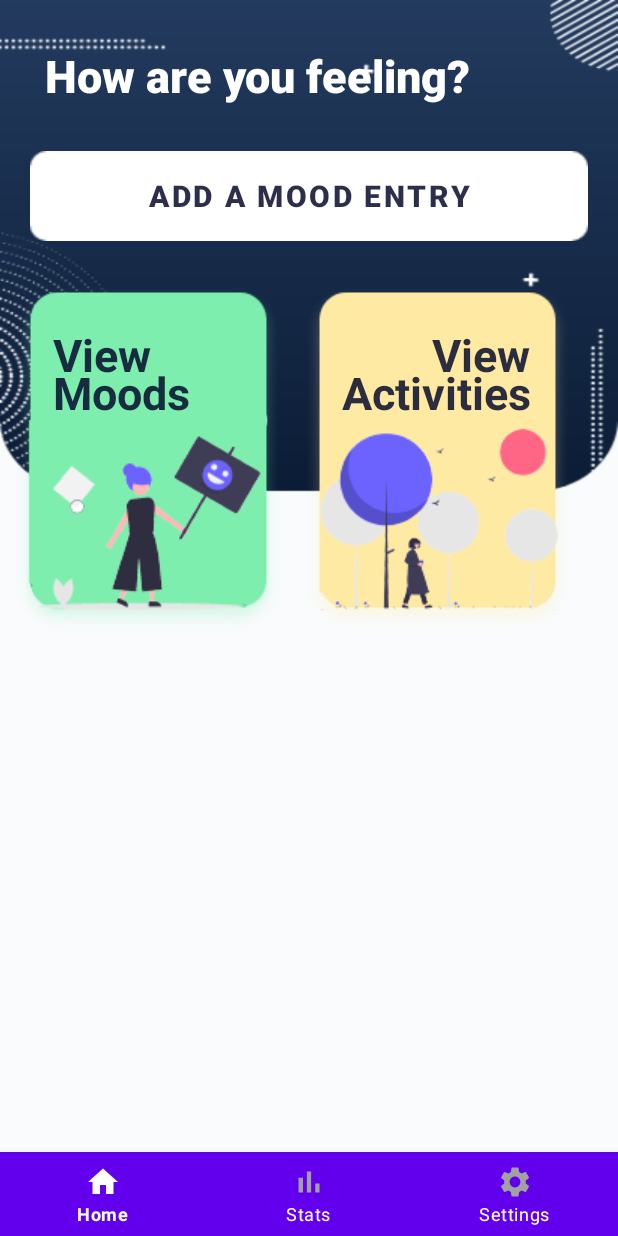
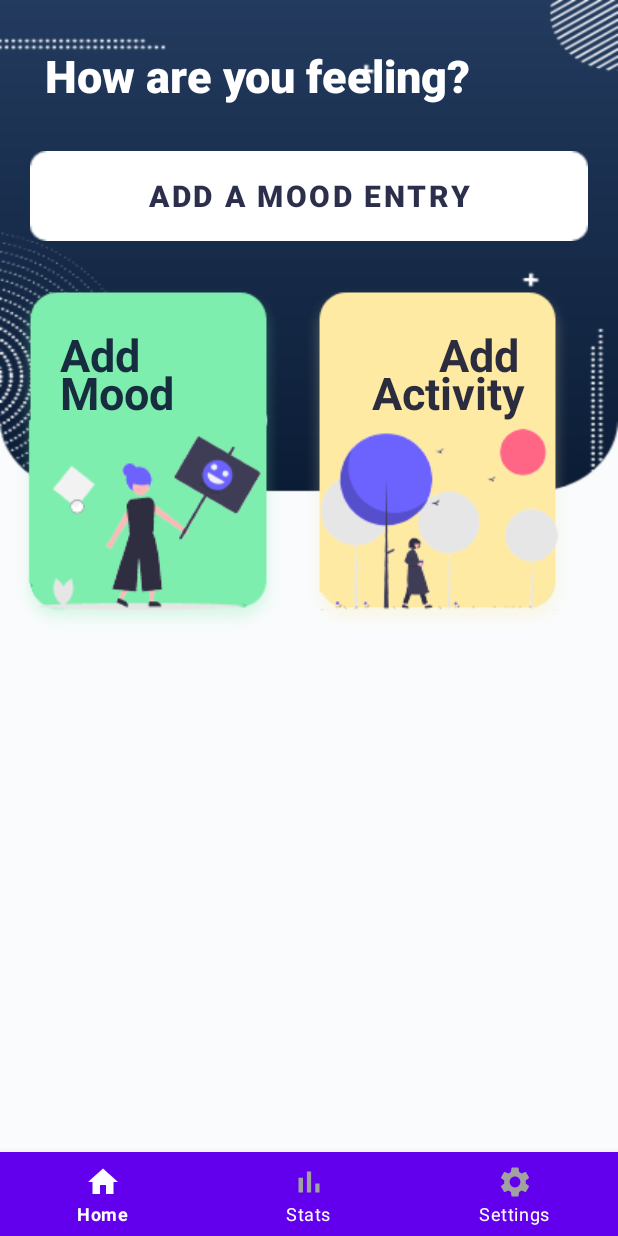
Before and after one commit to Lyamir/Moodegy, an Android app: the screen it shows after launch (MainActivity), on a phone screen of 412 x 824 dp. Run offline under Robolectric (Android 15) with nearby library versions, the phone set to English and light mode, and no system bars; our stand-ins replace Room's generated code.

Commit message:
Updated home

```diff
--- a/app/src/main/res/layout/fragment_home.xml
+++ b/app/src/main/res/layout/fragment_home.xml
@@ -62,20 +62,20 @@
                 <TextView
                     android:layout_width="wrap_content"
                     android:layout_height="wrap_content"
-                    android:layout_marginLeft="35dp"
+                    android:layout_marginLeft="40dp"
                     android:layout_marginTop="30dp"
                     android:elevation="100dp"
-                    android:text="View"
+                    android:text="Add"
                     android:textSize="30dp"
                     android:textColor="#D703082B"
                     android:textStyle="bold"/>
                 <TextView
                     android:layout_width="wrap_content"
                     android:layout_height="wrap_content"
-                    android:layout_marginLeft="35dp"
+                    android:layout_marginLeft="40dp"
                     android:layout_marginTop="55dp"
                     android:elevation="100dp"
-                    android:text="Moods"
+                    android:text="Mood"
                     android:textSize="30dp"
                     android:textColor="#D703082B"
                     android:textStyle="bold"/>
@@ -100,20 +100,20 @@
                     android:layout_width="wrap_content"
                     android:layout_height="wrap_content"
                     android:textAlignment="gravity"
-                    android:layout_marginLeft="95dp"
+                    android:layout_marginLeft="100dp"
                     android:layout_marginTop="30dp"
                     android:elevation="100dp"
-                    android:text="View"
+                    android:text="Add"
                     android:textSize="30dp"
                     android:textColor="#D703082B"
                     android:textStyle="bold"/>
                 <TextView
                     android:layout_width="wrap_content"
                     android:layout_height="wrap_content"
-                    android:layout_marginLeft="35dp"
+                    android:layout_marginLeft="55dp"
                     android:layout_marginTop="55dp"
                     android:elevation="100dp"
-                    android:text="Activities"
+                    android:text="Activity"
                     android:textSize="30dp"
                     android:textColor="#D703082B"
                     android:textStyle="bold"/>
```
